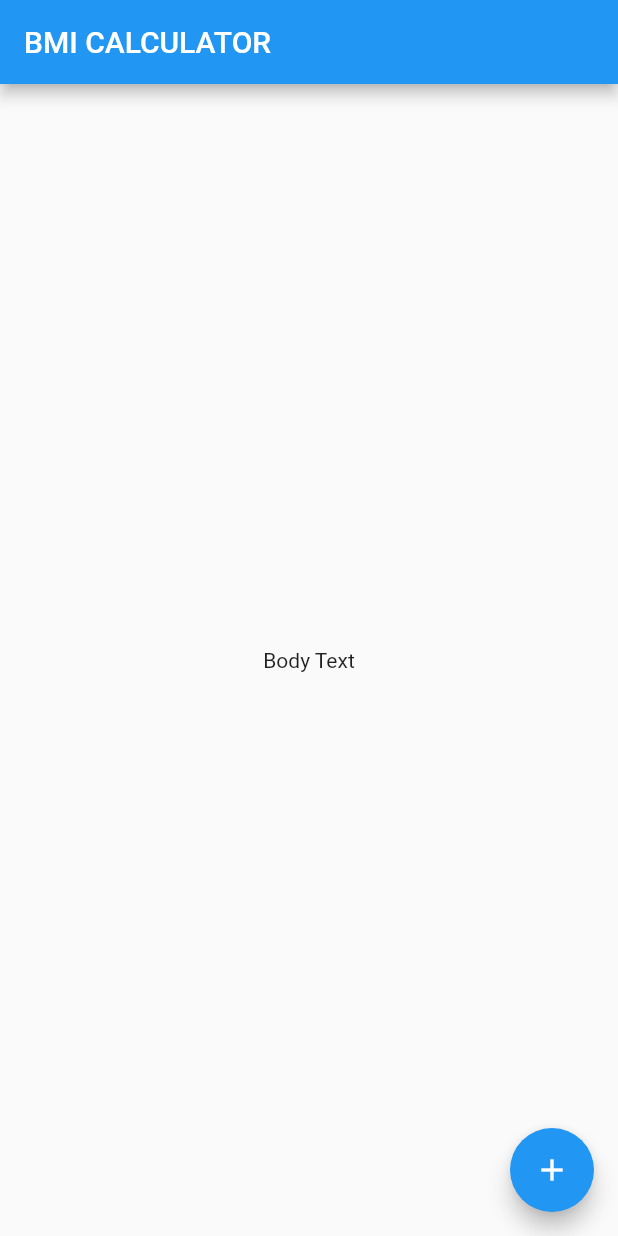
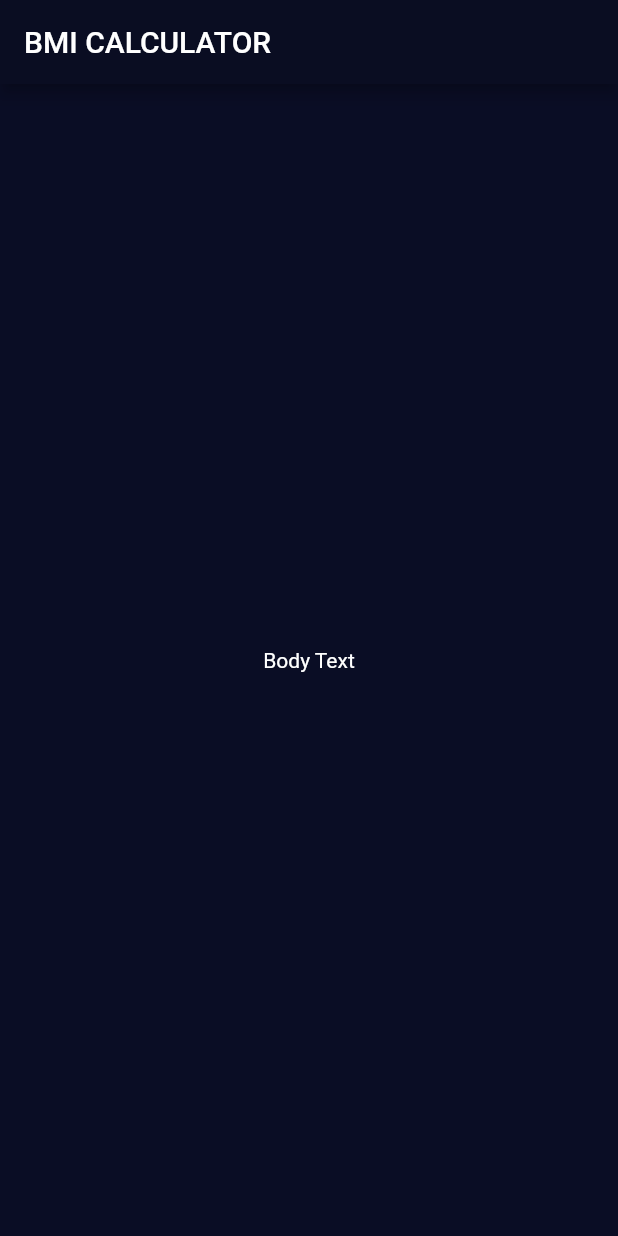
Before and after one commit to HeratUni-CS/bmi-calculator-parwiz-hub, a Flutter app: the screen it shows after launch, on a phone screen of 412 x 824 dp. Run offline on Flutter 3.47's test engine with Material 2 defaults, Android fonts, the phone set to English and light mode, and no system bars.

Commit message:
set colorApp

```diff
--- /dev/null
+++ b/lib/input_page.dart
@@ -0,0 +1,19 @@
+import 'package:flutter/material.dart';
+class InputPage extends StatefulWidget {
+  @override
+  State<InputPage> createState() => _InputPageState();
+}
+
+class _InputPageState extends State<InputPage> {
+  @override
+  Widget build(BuildContext context) {
+    return Scaffold(
+      appBar: AppBar(
+        title: Text('BMI CALCULATOR'),
+      ),
+      body: Center(
+        child: Text('Body Text'),
+      ),
+    );
+  }
+}
--- a/lib/main.dart
+++ b/lib/main.dart
@@ -1,4 +1,5 @@
 import 'package:flutter/material.dart';
+import 'input_page.dart';
 
 void main() => runApp(BMICalculator());
 
@@ -6,30 +7,11 @@ class BMICalculator extends StatelessWidget {
   @override
   Widget build(BuildContext context) {
     return MaterialApp(
+      theme: ThemeData.dark().copyWith(
+        appBarTheme: AppBarTheme(backgroundColor: Color(0xFF0A0D22)),
+        scaffoldBackgroundColor: Color(0xFF0A0D25),
+      ),
       home: InputPage(),
     );
   }
 }
-
-class InputPage extends StatefulWidget {
-  @override
-  State<InputPage> createState() => _InputPageState();
-}
-
-class _InputPageState extends State<InputPage> {
-  @override
-  Widget build(BuildContext context) {
-    return Scaffold(
-      appBar: AppBar(
-        title: Text('BMI CALCULATOR'),
-      ),
-      body: Center(
-        child: Text('Body Text'),
-      ),
-      floatingActionButton: FloatingActionButton(
-        onPressed: () {},
-        child: Icon(Icons.add),
-      ),
-    );
-  }
-}
```
Also changed, not shown: pubspec.lock.
